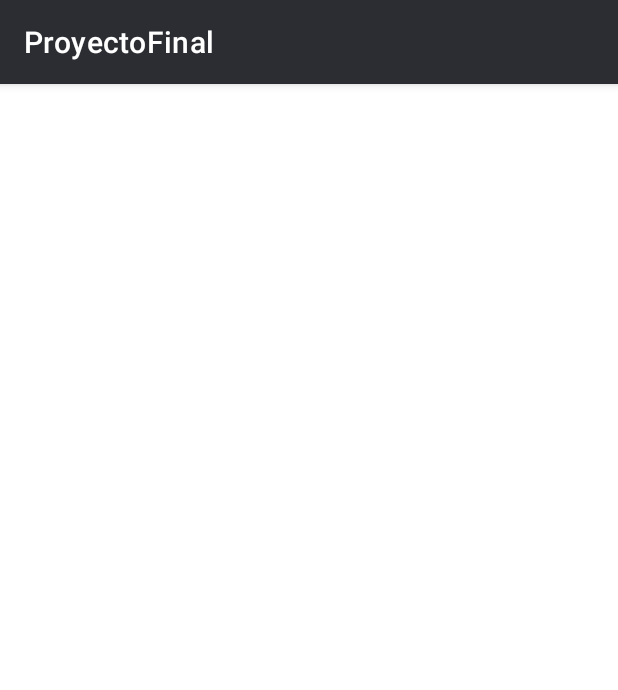
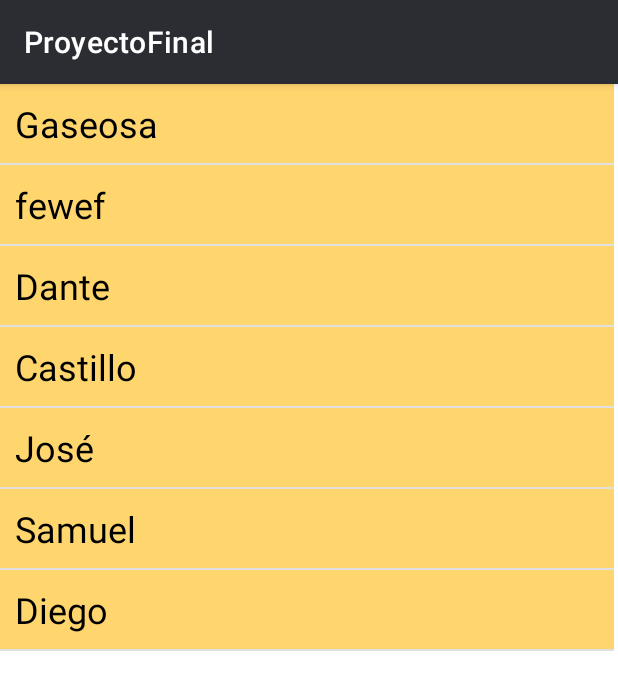
Before and after one commit to kirargomedo23/ProyectoFinal, an Android app: the ListadoProducto screen opened directly, with no data from a screen before it, on a phone screen of 412 x 824 dp. Shown: the top 690 px of the screen. Run offline under Robolectric (Android 15) with nearby library versions, the phone set to English and light mode, and no system bars.

Commit message:
listado de productos finish

```diff
--- a/app/src/main/java/com/example/proyectofinal/ListadoProducto.java
+++ b/app/src/main/java/com/example/proyectofinal/ListadoProducto.java
@@ -5,13 +5,37 @@ import androidx.appcompat.app.AppCompatActivity;
 import android.content.Intent;
 import android.os.Bundle;
 import android.view.View;
+import android.widget.AdapterView;
+import android.widget.ArrayAdapter;
+import android.widget.ListView;
+import android.widget.TextView;
 
 public class ListadoProducto extends AppCompatActivity {
+
+    private String productos [] = {"Gaseosa","fewef","Dante","Castillo","José", "Samuel", "Diego"};
+    //private String edades [] = {"12","22","55","23","33","78","64"};
+
+    private TextView tv1;
+    private ListView lv1;
 
     @Override
     protected void onCreate(Bundle savedInstanceState) {
         super.onCreate(savedInstanceState);
         setContentView(R.layout.activity_listado_producto);
+
+        tv1 = (TextView)findViewById(R.id.tv1);
+        lv1 = (ListView)findViewById(R.id.lv1);
+
+        ArrayAdapter<String> adapter = new ArrayAdapter<String>(this,R.layout.list_item_geekipedia, productos);
+        lv1.setAdapter(adapter);
+
+        /*lv1.setOnItemClickListener(new AdapterView.OnItemClickListener() {
+            @Override
+            public void onItemClick(AdapterView<?> adapterView, View view, int i, long l) {
+                tv1.setText("La edad de: "+lv1.getItemAtPosition(i)+" es : "+edades[i]+ " años.");
+            }
+        });*/
+
     }
 
 
--- a/app/src/main/res/layout/activity_listado_producto.xml
+++ b/app/src/main/res/layout/activity_listado_producto.xml
@@ -1,8 +1,29 @@
 <?xml version="1.0" encoding="utf-8"?>
-<androidx.coordinatorlayout.widget.CoordinatorLayout xmlns:android="http://schemas.android.com/apk/res/android"
+<androidx.constraintlayout.widget.ConstraintLayout xmlns:android="http://schemas.android.com/apk/res/android"
+    xmlns:app="http://schemas.android.com/apk/res-auto"
     xmlns:tools="http://schemas.android.com/tools"
-    xmlns:app="http://schemas.android.com/apk/res-auto"
 
 
+    android:id="@+id/coordinatorLayout"
     android:layout_width="match_parent"
-    android:layout_height="match_parent"/>
+    android:layout_height="match_parent" >
+
+    <TextView
+        android:id="@+id/tv1"
+        android:layout_width="wrap_content"
+        android:layout_height="wrap_content"
+        android:text="Listado de Productos"
+        app:layout_constraintBottom_toTopOf="@+id/_dynamic"
+        app:layout_constraintEnd_toEndOf="parent"
+        app:layout_constraintHorizontal_bias="0.057"
+        app:layout_constraintStart_toStartOf="parent"
+        app:layout_constraintTop_toTopOf="parent"
+        app:layout_constraintVertical_bias="0.8" />
+
+    <ListView
+        android:id="@+id/lv1"
+        android:layout_width="409dp"
+        android:layout_height="653dp"
+        tools:layout_editor_absoluteX="1dp"
+        tools:layout_editor_absoluteY="39dp" />
+</androidx.constraintlayout.widget.ConstraintLayout>
--- /dev/null
+++ b/app/src/main/res/layout/list_item_geekipedia.xml
@@ -0,0 +1,8 @@
+<?xml version="1.0" encoding="utf-8"?>
+<TextView android:layout_width="match_parent"
+    android:layout_height="wrap_content"
+    android:background="@color/secundarioApp"
+    android:textSize="24sp"
+    android:padding="10sp"
+    android:textColor="@color/black"
+    xmlns:android="http://schemas.android.com/apk/res/android" />
```
Also changed, not shown: app/src/main/java/com/example/proyectofinal/ENTIDADES/Producto.java (+59 -0 lines).
